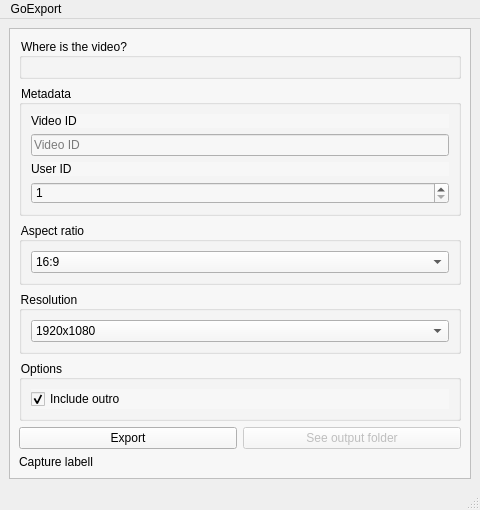
Before: the Qt Designer form gui/Main.ui in GoExport/GoExport, drawn with Qt 5.
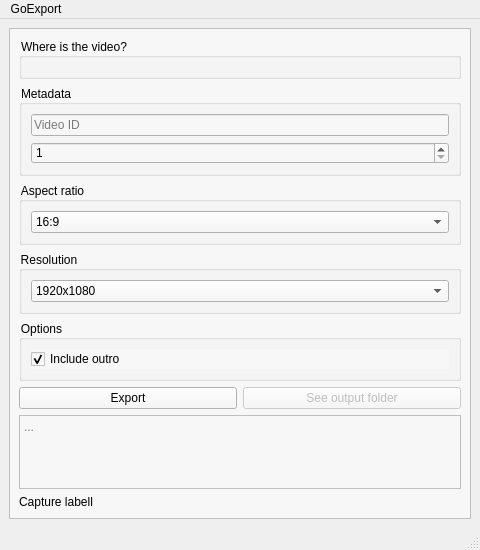
After: the same form once the commit is applied.

Commit message: Update Main.ui layout and add console widget for output display

Patch:
```diff
--- a/gui/Main.ui
+++ b/gui/Main.ui
@@ -7,7 +7,7 @@
     <x>0</x>
     <y>0</y>
     <width>480</width>
-    <height>509</height>
+    <height>550</height>
    </rect>
   </property>
   <property name="windowTitle">
@@ -53,19 +53,6 @@
           <string>Metadata</string>
          </property>
          <layout class="QVBoxLayout" name="verticalLayout_2">
-          <item>
-           <widget class="QLabel" name="label">
-            <property name="sizePolicy">
-             <sizepolicy hsizetype="Preferred" vsizetype="Fixed">
-              <horstretch>0</horstretch>
-              <verstretch>0</verstretch>
-             </sizepolicy>
-            </property>
-            <property name="text">
-             <string>Video ID</string>
-            </property>
-           </widget>
-          </item>
           <item>
            <widget class="QLineEdit" name="VideoId">
             <property name="placeholderText">
@@ -73,19 +60,6 @@
             </property>
            </widget>
           </item>
-          <item>
-           <widget class="QLabel" name="label_2">
-            <property name="sizePolicy">
-             <sizepolicy hsizetype="Preferred" vsizetype="Fixed">
-              <horstretch>0</horstretch>
-              <verstretch>0</verstretch>
-             </sizepolicy>
-            </property>
-            <property name="text">
-             <string>User ID</string>
-            </property>
-           </widget>
-          </item>
           <item>
            <widget class="QSpinBox" name="OwnerId">
             <property name="enabled">
@@ -224,6 +198,22 @@
          </item>
         </layout>
        </item>
+       <item>
+        <widget class="QPlainTextEdit" name="Console">
+         <property name="sizePolicy">
+          <sizepolicy hsizetype="Expanding" vsizetype="Expanding">
+           <horstretch>0</horstretch>
+           <verstretch>0</verstretch>
+          </sizepolicy>
+         </property>
+         <property name="readOnly">
+          <bool>true</bool>
+         </property>
+         <property name="placeholderText">
+          <string>...</string>
+         </property>
+        </widget>
+       </item>
        <item>
         <widget class="QLabel" name="CaptureLabel">
          <property name="text">
```
Left out of the diff: 2 changed lines with no effect on the pictures.
